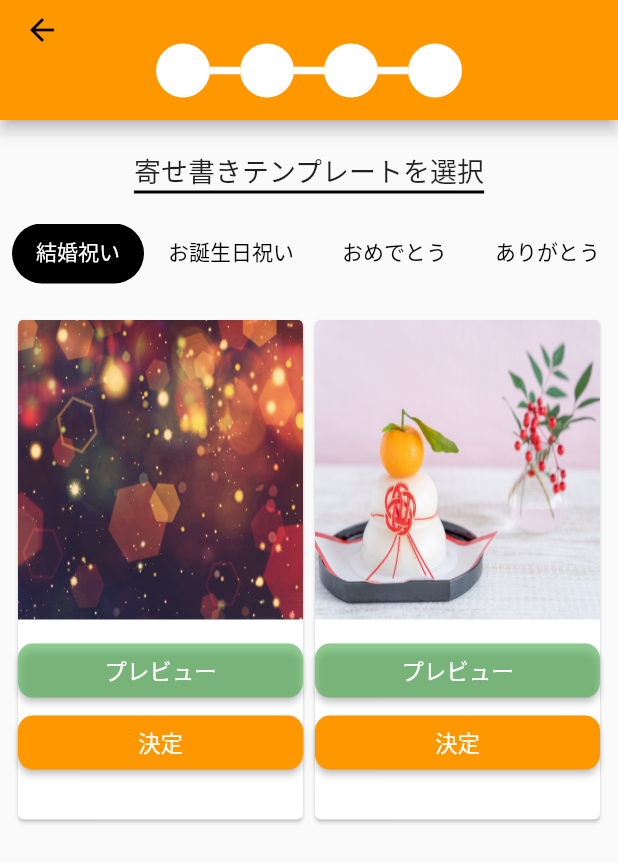
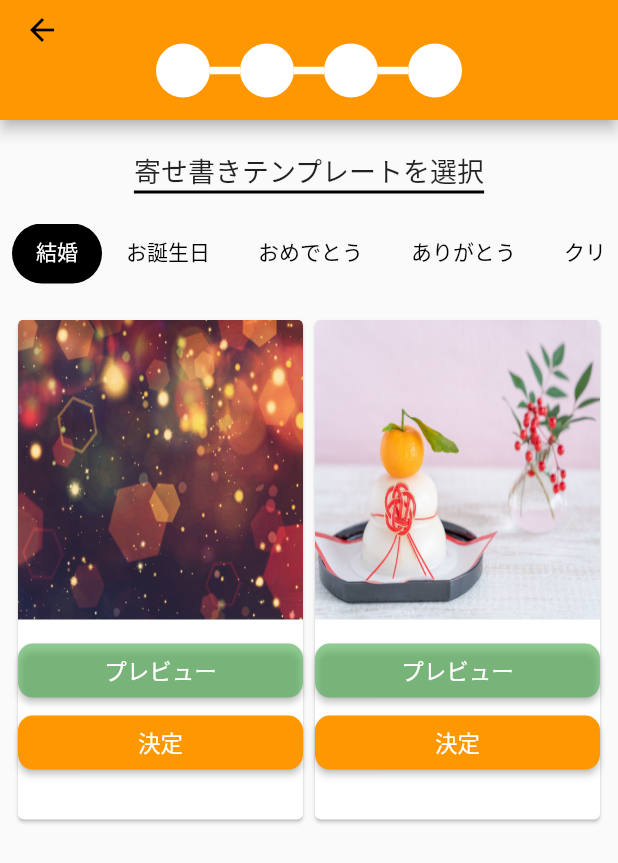
Before and after one commit to shokiogawa/merubo, a Flutter app: the ChooseTemplateScreen screen opened by its route, on a phone screen of 412 x 824 dp. Shown: the top 863 px of the screen. Run offline on Flutter 3.47's test engine with Material 2 defaults, Android fonts, the phone set to English and light mode, and no system bars; our stand-ins replace cloud_firestore, firebase_auth, firebase_core, firebase_storage, flutter_riverpod, freezed_annotation and 4 more; accounts and stored records are empty; generated files the repository leaves out were written again.

```diff
--- a/lib/contatn.dart
+++ b/lib/contatn.dart
@@ -4,8 +4,8 @@ import 'package:merubo/model/entity/message_bord.dart';
 import 'package:merubo/model/entity/template.dart';
 
 final Map<String, List<Template>> mapTemplate = {
-  "結婚祝い": templateList1,
-  "お誕生日祝い": templateList2,
+  "結婚": templateList1,
+  "お誕生日": templateList2,
   "おめでとう": templateList3,
   "ありがとう": templateList4,
   "クリスマス": templateList5,
--- a/lib/screen/message_bord_create_screen/choose_template.dart
+++ b/lib/screen/message_bord_create_screen/choose_template.dart
@@ -10,13 +10,14 @@ import 'package:merubo/widgets/button.dart';
 class ChooseTemplateScreen extends ConsumerWidget {
   const ChooseTemplateScreen({Key? key}) : super(key: key);
 
+
   @override
   Widget build(BuildContext context, WidgetRef ref) {
     final tabList = mapTemplate.keys.toList().map((e) => Tab(text: e)).toList();
-    final tabViewList = mapTemplate.values
-        .toList()
-        .map((e) => GridTemplate(templateList: e))
-        .toList();
+    final List<Widget> tabViewList = [];
+    mapTemplate.forEach((key, value) {
+      tabViewList.add(GridTemplate(templateList: value, category: key));
+    });
     return Scaffold(
       appBar: const ProgressAppBar(currentIndex: 0),
       body: DefaultTabController(
@@ -58,8 +59,9 @@ class ChooseTemplateScreen extends ConsumerWidget {
 }
 
 class GridTemplate extends ConsumerWidget {
-  const GridTemplate({Key? key, required this.templateList}) : super(key: key);
+  const GridTemplate({Key? key, required this.templateList, required this.category}) : super(key: key);
   final List<Template> templateList;
+  final String category;
 
   @override
   Widget build(BuildContext context, WidgetRef ref) {
@@ -107,7 +109,7 @@ class GridTemplate extends ConsumerWidget {
                               onPressed: () {
                                 ref
                                     .read(createMessageBordProvider.notifier)
-                                    .setType(templateList[index].type);
+                                    .setType(templateList[index].type, category);
                                 Navigator.of(context).pushNamed(
                                     '/message_bord_create_top_message_screen');
                               }),
--- a/lib/screen/top_screen/pages/receive_message_bord_list_page.dart
+++ b/lib/screen/top_screen/pages/receive_message_bord_list_page.dart
@@ -68,6 +68,7 @@ class ReceiveMessageBordList extends ConsumerWidget {
                         final receivedAt = data[index].messageBord.receivedAt;
                         final displayFormat = DateFormat('MM月dd日');
                         final displayReceivedAt = displayFormat.format(receivedAt!);
+                        final category = data[index].messageBord.category;
                         final List<Widget> messageThumbnails = [
                           ...data[index]
                               .messages
@@ -115,7 +116,7 @@ class ReceiveMessageBordList extends ConsumerWidget {
                                               CrossAxisAlignment.start,
                                           children: [
                                             Text(
-                                              '$sendUserNameさんより、誕生日のお祝いが届きました',
+                                              '$sendUserNameさんより、$categoryのお祝いが届きました',
                                               overflow: TextOverflow.clip,
                                               style: const TextStyle(
                                                   fontWeight: FontWeight.bold),
```
Also changed, not shown: lib/provider/create_message_bord_provider.dart (+3 -5 lines).
